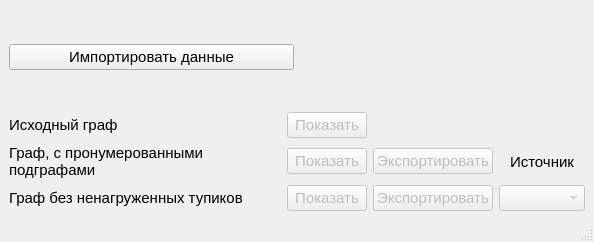
The window that mainwindow.ui (hosglial/courseProgMethods) describes before a commit, drawn with Qt 5.
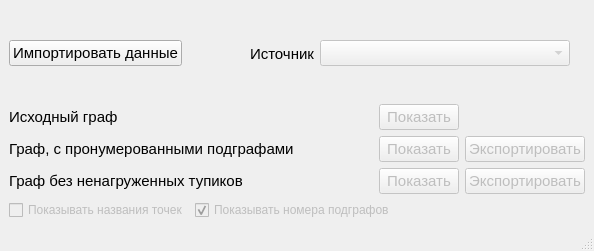
The same window after the commit.

The edit to the form file:
```diff
--- a/mainwindow.ui
+++ b/mainwindow.ui
@@ -7,14 +7,14 @@
     <x>0</x>
     <y>0</y>
     <width>594</width>
-    <height>242</height>
+    <height>251</height>
    </rect>
   </property>
   <property name="windowTitle">
    <string>MainWindow</string>
   </property>
   <widget class="QWidget" name="centralwidget">
-   <layout class="QVBoxLayout" name="verticalLayout" stretch="0,1">
+   <layout class="QVBoxLayout" name="verticalLayout">
     <item>
      <layout class="QHBoxLayout" name="horizontalLayout">
       <item>
@@ -29,6 +29,55 @@
         </property>
        </widget>
       </item>
+      <item>
+       <spacer name="horizontalSpacer">
+        <property name="orientation">
+         <enum>Qt::Horizontal</enum>
+        </property>
+        <property name="sizeHint" stdset="0">
+         <size>
+          <width>40</width>
+          <height>20</height>
+         </size>
+        </property>
+       </spacer>
+      </item>
+      <item>
+       <widget class="QLabel" name="label_4">
+        <property name="font">
+         <font>
+          <pointsize>11</pointsize>
+         </font>
+        </property>
+        <property name="layoutDirection">
+         <enum>Qt::LeftToRight</enum>
+        </property>
+        <property name="text">
+         <string>Источник</string>
+        </property>
+        <property name="alignment">
+         <set>Qt::AlignCenter</set>
+        </property>
+       </widget>
+      </item>
+      <item>
+       <widget class="QComboBox" name="source_box">
+        <property name="enabled">
+         <bool>false</bool>
+        </property>
+        <property name="minimumSize">
+         <size>
+          <width>250</width>
+          <height>0</height>
+         </size>
+        </property>
+        <property name="font">
+         <font>
+          <pointsize>11</pointsize>
+         </font>
+        </property>
+       </widget>
+      </item>
       <item>
        <widget class="QLabel" name="label_5">
         <property name="font">
@@ -45,20 +94,8 @@
     </item>
     <item>
      <layout class="QGridLayout" name="gridLayout" columnstretch="1,0,0,0">
-      <item row="0" column="0">
-       <widget class="QLabel" name="label">
-        <property name="font">
-         <font>
-          <pointsize>11</pointsize>
-         </font>
-        </property>
-        <property name="text">
-         <string>Исходный граф</string>
-        </property>
-       </widget>
-      </item>
-      <item row="0" column="1">
-       <widget class="QPushButton" name="button_source">
+      <item row="2" column="1">
+       <widget class="QPushButton" name="button_weight">
         <property name="enabled">
          <bool>false</bool>
         </property>
@@ -87,36 +124,6 @@
         </property>
        </widget>
       </item>
-      <item row="1" column="1">
-       <widget class="QPushButton" name="button_connect">
-        <property name="enabled">
-         <bool>false</bool>
-        </property>
-        <property name="font">
-         <font>
-          <pointsize>11</pointsize>
-         </font>
-        </property>
-        <property name="text">
-         <string>Показать</string>
-        </property>
-       </widget>
-      </item>
-      <item row="1" column="2">
-       <widget class="QPushButton" name="excel_button_2">
-        <property name="enabled">
-         <bool>false</bool>
-        </property>
-        <property name="font">
-         <font>
-          <pointsize>11</pointsize>
-         </font>
-        </property>
-        <property name="text">
-         <string>Экспортировать</string>
-        </property>
-       </widget>
-      </item>
       <item row="2" column="0">
        <widget class="QLabel" name="label_3">
         <property name="font">
@@ -132,8 +139,8 @@
         </property>
        </widget>
       </item>
-      <item row="2" column="1">
-       <widget class="QPushButton" name="button_weight">
+      <item row="1" column="2">
+       <widget class="QPushButton" name="excel_button_2">
         <property name="enabled">
          <bool>false</bool>
         </property>
@@ -143,7 +150,7 @@
          </font>
         </property>
         <property name="text">
-         <string>Показать</string>
+         <string>Экспортировать</string>
         </property>
        </widget>
       </item>
@@ -162,8 +169,20 @@
         </property>
        </widget>
       </item>
-      <item row="2" column="3">
-       <widget class="QComboBox" name="source_box">
+      <item row="0" column="0">
+       <widget class="QLabel" name="label">
+        <property name="font">
+         <font>
+          <pointsize>11</pointsize>
+         </font>
+        </property>
+        <property name="text">
+         <string>Исходный граф</string>
+        </property>
+       </widget>
+      </item>
+      <item row="0" column="1">
+       <widget class="QPushButton" name="button_source">
         <property name="enabled">
          <bool>false</bool>
         </property>
@@ -172,26 +191,66 @@
           <pointsize>11</pointsize>
          </font>
         </property>
+        <property name="text">
+         <string>Показать</string>
+        </property>
        </widget>
       </item>
-      <item row="1" column="3">
-       <widget class="QLabel" name="label_4">
+      <item row="1" column="1">
+       <widget class="QPushButton" name="button_connect">
+        <property name="enabled">
+         <bool>false</bool>
+        </property>
         <property name="font">
          <font>
           <pointsize>11</pointsize>
          </font>
         </property>
-        <property name="layoutDirection">
-         <enum>Qt::LeftToRight</enum>
+        <property name="text">
+         <string>Показать</string>
         </property>
+       </widget>
+      </item>
+     </layout>
+    </item>
+    <item>
+     <layout class="QHBoxLayout" name="horizontalLayout_2">
+      <item>
+       <widget class="QCheckBox" name="checkBox_names">
+        <property name="enabled">
+         <bool>false</bool>
+        </property>
         <property name="text">
-         <string>Источник</string>
+         <string>Показывать названия точек</string>
         </property>
-        <property name="alignment">
-         <set>Qt::AlignCenter</set>
+       </widget>
+      </item>
+      <item>
+       <widget class="QCheckBox" name="checkBox_numbers">
+        <property name="enabled">
+         <bool>false</bool>
         </property>
+        <property name="text">
+         <string>Показывать номера подграфов</string>
+        </property>
+        <property name="checked">
+         <bool>true</bool>
+        </property>
        </widget>
       </item>
+      <item>
+       <spacer name="horizontalSpacer_2">
+        <property name="orientation">
+         <enum>Qt::Horizontal</enum>
+        </property>
+        <property name="sizeHint" stdset="0">
+         <size>
+          <width>40</width>
+          <height>20</height>
+         </size>
+        </property>
+       </spacer>
+      </item>
      </layout>
     </item>
    </layout>
```
